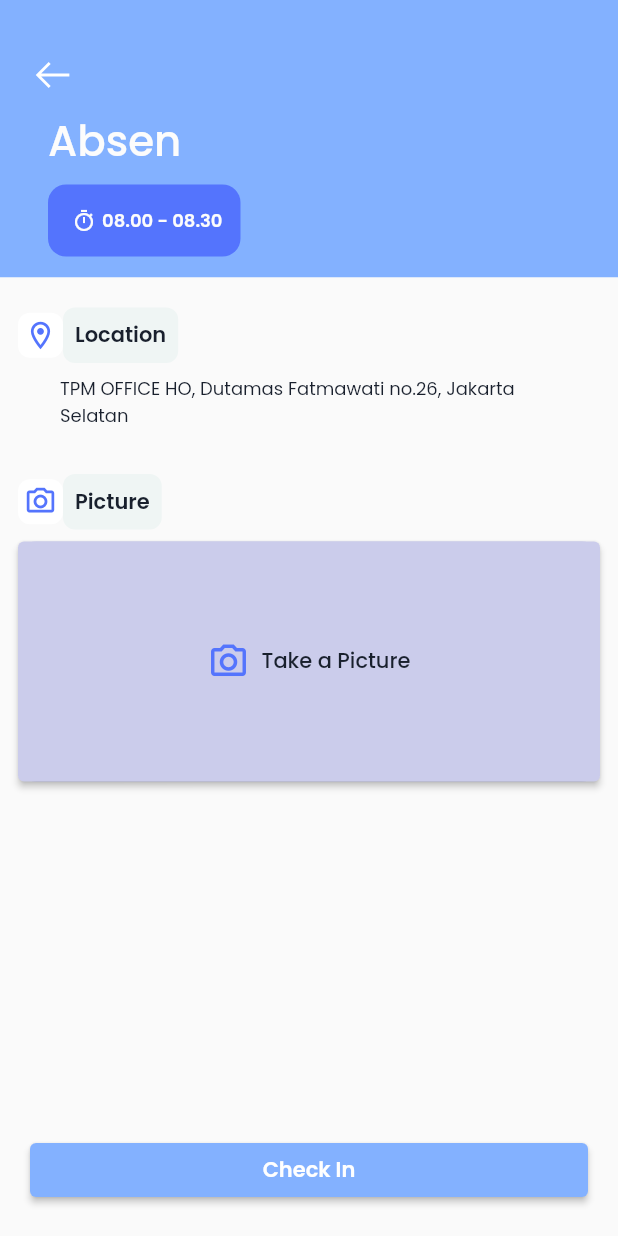
After one commit to soloplayerID/csw_mobile, a Flutter app: the screen it shows after launch, after a tap on "Check In", on a phone screen of 412 x 824 dp. The commit adds this screen. Run offline on Flutter 3.47's test engine with Material 2 defaults, Android fonts, the phone set to English and light mode, and no system bars; our stand-ins replace auto_size_text, flutter_svg, get_storage, google_fonts, line_icons.

Commit message:
tampilan checkin

```diff
--- /dev/null
+++ b/lib/screen/checkin_screen.dart
@@ -0,0 +1,229 @@
+import 'package:csw_attendance/helper/apps_style.dart';
+import 'package:csw_attendance/screen/slip_detail_screen.dart';
+import 'package:flutter/material.dart';
+import 'package:intl/intl.dart';
+import 'package:line_icons/line_icons.dart';
+
+class CheckInScreen extends StatefulWidget {
+  const CheckInScreen({super.key});
+
+  @override
+  State<CheckInScreen> createState() => _MyWidgetState();
+}
+
+class _MyWidgetState extends State<CheckInScreen> {
+  var now = DateTime.now();
+
+  @override
+  void initState() {
+    super.initState();
+  }
+
+  @override
+  Widget build(BuildContext context) {
+    return Scaffold(
+      body: Container(
+        width: MediaQuery.of(context).size.width,
+        height: double.infinity,
+        child: Column(
+          children: [
+            Container(
+                color: kLightBlue,
+                padding: const EdgeInsets.only(top: 35, left: 20, right: 20),
+                height: 185,
+                child: Column(
+                  children: [
+                    Row(
+                      mainAxisAlignment: MainAxisAlignment.spaceBetween,
+                      children: [
+                        InkWell(
+                          onTap: () {
+                            Navigator.of(context).pop(true);
+                          },
+                          child: const Icon(LineIcons.arrowLeft,
+                              color: Colors.white, size: 30),
+                        ),
+                      ],
+                    ),
+                    const SizedBox(
+                      height: 8,
+                    ),
+                    Padding(
+                      padding: const EdgeInsets.symmetric(horizontal: 12.0),
+                      child: Row(
+                        mainAxisAlignment: MainAxisAlignment.spaceBetween,
+                        children: [
+                          Text(
+                            'Absen',
+                            style: kPoppinsMediumBold.copyWith(
+                                color: kLighterWhite, fontSize: 28),
+                          ),
+                        ],
+                      ),
+                    ),
+                    const SizedBox(
+                      height: 8,
+                    ),
+                    Padding(
+                      padding: const EdgeInsets.symmetric(horizontal: 12.0),
+                      child: Row(
+                        mainAxisAlignment: MainAxisAlignment.spaceBetween,
+                        children: [
+                          Container(
+                              padding: const EdgeInsets.all(12),
+                              decoration: BoxDecoration(
+                                  color: kBlue,
+                                  borderRadius: BorderRadius.circular(12)),
+                              child: Row(
+                                children: [
+                                  Container(
+                                    padding: const EdgeInsets.all(4),
+                                    decoration: BoxDecoration(
+                                        color: kBlue,
+                                        borderRadius: BorderRadius.circular(8)),
+                                    child: const InkWell(
+                                        child: Icon(
+                                      Icons.timer_outlined,
+                                      color: kLighterWhite,
+                                      size: 16,
+                                    )),
+                                  ),
+                                  Text('08.00 - 08.30',
+                                      style: kPoppinsSemiBold.copyWith(
+                                          color: kLighterWhite, fontSize: 12)),
+                                ],
+                              )),
+                        ],
+                      ),
+                    ),
+                  ],
+                )),
+            Expanded(
+                child: Container(
+              padding: const EdgeInsets.symmetric(horizontal: 12,vertical: 20),
+              width: MediaQuery.of(context).size.width,
+              height: double.infinity,
+              color: const Color(0xfffafafa),
+              child: SingleChildScrollView(
+                scrollDirection: Axis.vertical,
+                child: Column(
+                  crossAxisAlignment: CrossAxisAlignment.start,
+                  children: [
+                    Row(
+                      children: [
+                        Container(
+                          padding: const EdgeInsets.all(4),
+                          decoration: BoxDecoration(
+                              color: kWhite,
+                              borderRadius: BorderRadius.circular(8)),
+                          child: const InkWell(
+                              child: Icon(
+                            Icons.location_on_outlined,
+                            color: kBlue,
+                            size: 22,
+                          )),
+                        ),
+                        Container(
+                            padding: const EdgeInsets.all(8),
+                            decoration: BoxDecoration(
+                                color: kLightWhite,
+                                borderRadius: BorderRadius.circular(8)),
+                            child: Text('Location',
+                                style: kPoppinsSemiBold.copyWith(
+                                    color: kDarkBlue, fontSize: 14))),
+                      ],
+                    ),
+                    const SizedBox(
+                      height: 8,
+                    ),
+                    Container(
+                      padding: const EdgeInsets.symmetric(horizontal: 28),
+                      child: Text('TPM OFFICE HO, Dutamas Fatmawati no.26, Jakarta Selatan',
+                          style: kPoppinsRegularBold.copyWith(
+                              color: kDarkBlue, fontSize: 12)),
+                    ),
+                    const SizedBox(
+                      height: 30,
+                    ),
+                    Row(
+                      children: [
+                        Container(
+                          padding: const EdgeInsets.all(4),
+                          decoration: BoxDecoration(
+                              color: kWhite,
+                              borderRadius: BorderRadius.circular(8)),
+                          child: const InkWell(
+                              child: Icon(
+                            Icons.camera_alt_outlined,
+                            color: kBlue,
+                            size: 22,
+                          )),
+                        ),
+                        Container(
+                            padding: const EdgeInsets.all(8),
+                            decoration: BoxDecoration(
+                                color: kLightWhite,
+                                borderRadius: BorderRadius.circular(8)),
+                            child: Text('Picture',
+                                style: kPoppinsSemiBold.copyWith(
+                                    color: kDarkBlue, fontSize: 14))),
+                      ],
+                    ),
+                    const SizedBox(
+                      height: 8,
+                    ),
+                    Container(
+                        height: 160,
+                        decoration: BoxDecoration(
+                          color: const Color.fromARGB(255, 203, 204, 235),
+                          borderRadius: BorderRadius.circular(12),
+                        ),
+                        child: ElevatedButton(
+                          onPressed: (){},
+                          style: ButtonStyle(
+                            backgroundColor:
+                                MaterialStateProperty.all(const Color.fromARGB(255, 203, 204, 235)),
+                          ),
+                          child: Row(
+                            mainAxisAlignment: MainAxisAlignment.center,
+                            children: [
+                              const InkWell(
+                                    child: Icon(
+                                  Icons.camera_alt_outlined,
+                                  color: kBlue,
+                                  size: 28,
+                                )),
+                                const SizedBox(
+                                  width: 8,
+                                ),
+                              Text('Take a Picture',
+                                  style: kPoppinsMediumBold.copyWith(
+                                      color: kDarkBlue, fontSize: 14))
+                            ],
+                          ),
+                        )),
+                  ],
+                ),
+              ),
+            ),
+            ),
+            Container(
+              width: MediaQuery.of(context).size.width,
+              padding: const EdgeInsets.all(20),
+              child: ElevatedButton(
+                onPressed: () {},
+                style: ButtonStyle(
+                  backgroundColor: MaterialStateProperty.all(
+                      kLightBlue),
+                ),
+                child: Text('Check In',
+                      style: kPoppinsSemiBold.copyWith(
+                          color: kWhite, fontSize: 14))
+              ),
+            )
+          ],
+        ),
+      ),
+    );
+  }
+}
--- a/lib/screen/home_screen.dart
+++ b/lib/screen/home_screen.dart
@@ -1,3 +1,4 @@
+import 'package:csw_attendance/screen/checkin_screen.dart';
 import 'package:csw_attendance/screen/document_screen.dart';
 import 'package:csw_attendance/screen/leave_screen.dart';
 import 'package:csw_attendance/screen/lembur_screen.dart';
@@ -146,7 +147,7 @@ class _HomeScreenState extends State<HomeScreen> {
                                 Column(
                                   crossAxisAlignment: CrossAxisAlignment.start,
                                   children: [
-                                    Text("CSW Office",
+                                    Text("TPM Office",
                                         style: kPoppinsMediumBold.copyWith(
                                             color: kDarkBlue, fontSize: 14)),
                                     Text("08.00 - 08.30 WIB",
@@ -154,15 +155,25 @@ class _HomeScreenState extends State<HomeScreen> {
                                             color: kDarkBlue, fontSize: 14)),
                                   ],
                                 ),
-                                Container(
-                                    padding: const EdgeInsets.all(12),
-                                    decoration: BoxDecoration(
-                                        color: kLightBlue,
-                                        borderRadius:
-                                            BorderRadius.circular(12)),
-                                    child: Text('Check In',
-                                        style: kPoppinsMediumBold.copyWith(
-                                            color: kDarkBlue, fontSize: 14))),
+                                ElevatedButton(
+                                  onPressed: () {
+                                    Navigator.push(
+                                        context,
+                                        MaterialPageRoute(
+                                            builder: (context) =>
+                                                const CheckInScreen()));
+                                  },
+                                  style: ButtonStyle(
+                                    shape: MaterialStateProperty.all<RoundedRectangleBorder>(
+                                      RoundedRectangleBorder(
+                                        borderRadius: BorderRadius.circular(12.0),
+                                      )
+                                    )
+                                  ),
+                                  child: Text('Check In',
+                                      style: kPoppinsMediumBold.copyWith(
+                                          color: kLightWhite, fontSize: 16)),
+                                )
                               ],
                             )),
                       ),
--- a/lib/screen/slip_screen.dart
+++ b/lib/screen/slip_screen.dart
@@ -157,7 +157,15 @@ class _MyWidgetState extends State<SlipScreen> {
                     const SizedBox(
                       height: 12,
                     ),
-                    Container(
+                    InkWell(
+                      onTap: () {
+                        Navigator.push(
+                            context,
+                            MaterialPageRoute(
+                                builder: (context) =>
+                                    const SlipDetailScreen()));
+                      },
+                      child: Container(
                         height: 100,
                         margin: const EdgeInsets.symmetric(vertical: 5.0),
                         padding: const EdgeInsets.all(10),
@@ -203,6 +211,7 @@ class _MyWidgetState extends State<SlipScreen> {
                               ],
                             )
                           ],
+                        ),
                       ),
                     ),
                     const SizedBox(
```
Lines whose indentation alone changed are shown as unchanged.
